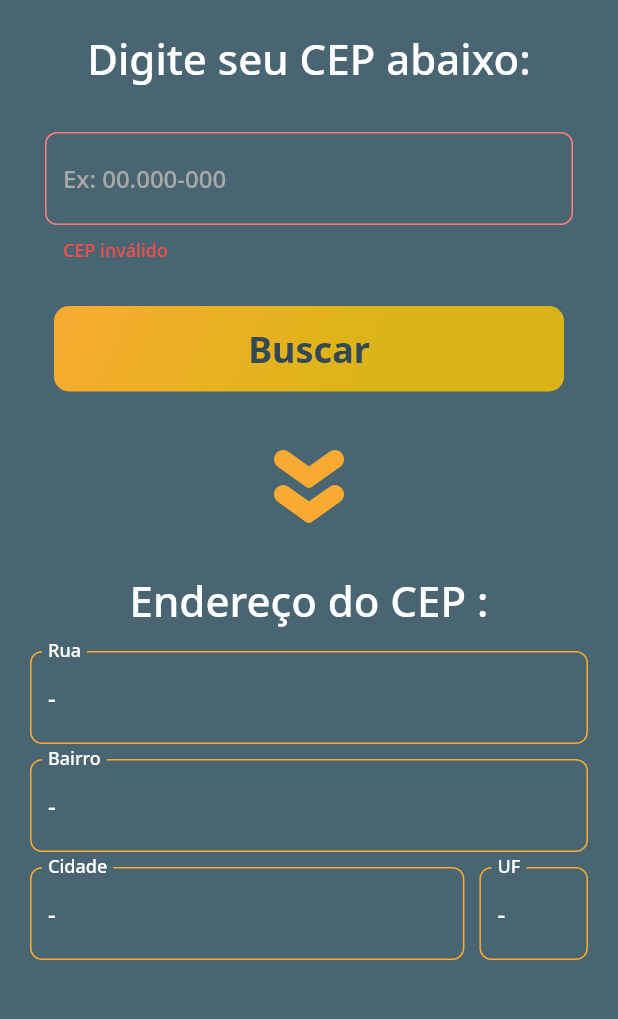
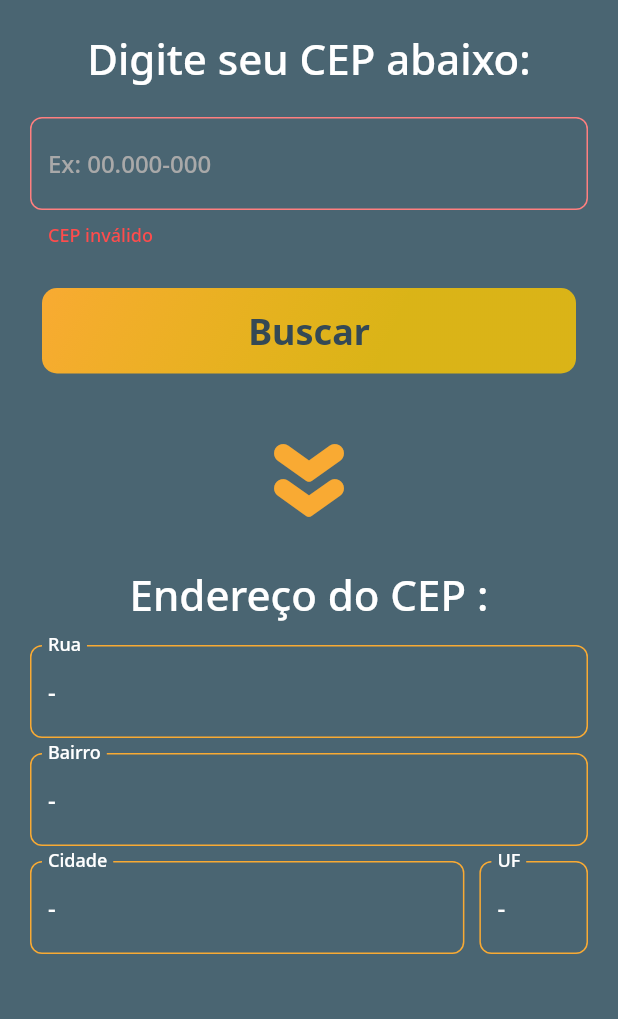
Before and after one commit to TalisTM/busca_cep, a Flutter app: the screen it shows after launch, after a tap on "Buscar", on a phone screen of 412 x 824 dp, the part 75-1094 px from its top. Run offline on Flutter 3.47's test engine with Material 2 defaults, Android fonts, the phone set to English and light mode, and no system bars; our stand-ins replace google_fonts, mask_text_input_formatter.

Commit message:
ajustes para responsividade tela ultrawide - AlertDialog avisando erro de busca

```diff
--- a/lib/app/app_text_style.dart
+++ b/lib/app/app_text_style.dart
@@ -7,6 +7,18 @@ class AppTextStyles {
   static final TextStyle title = GoogleFonts.notoSans(
     color: AppColors.white,
     fontSize: 28,
+    fontWeight: FontWeight.w500,
+  );
+
+  static final TextStyle titleErro = GoogleFonts.notoSans(
+    color: AppColors.white,
+    fontSize: 20,
+    fontWeight: FontWeight.w600,
+  );
+
+  static final TextStyle content = GoogleFonts.notoSans(
+    color: AppColors.white,
+    fontSize: 16,
     fontWeight: FontWeight.w500,
   );
 
--- a/lib/pages/home_page/home_page.dart
+++ b/lib/pages/home_page/home_page.dart
@@ -49,6 +49,10 @@ class _HomePageState extends State<HomePage> {
         body: web
           ? Center(
             child: SingleChildScrollView(
+              child: Container(
+                constraints: BoxConstraints(
+                  maxWidth: 1000
+                ),
                 child: Row(
                     children: [
                       Expanded(child: boxCep()),
@@ -61,6 +65,7 @@ class _HomePageState extends State<HomePage> {
                       ),
                       Expanded(child: boxEndereco())
                     ],
+                  ),
               ),
             ),
           )
@@ -77,7 +82,8 @@ class _HomePageState extends State<HomePage> {
                     size: 80,
                   )
                 ),
-                boxEndereco()
+                boxEndereco(),
+                SizedBox(height: 30)
               ],
             ),
           )
@@ -93,9 +99,40 @@ class _HomePageState extends State<HomePage> {
       setState(() {
         loading = true;
       });
-      var retorno = await Api.buscarCep(cep);
+      Map<String, dynamic> retorno = await Api.buscarCep(cep);
       if (retorno['erro'] == null || retorno['erro'].toString() != "true") {
         endereco = EnderecoEntity.fromMap(retorno);
+      } else {
+        endereco = EnderecoEntity();
+        showDialog(
+          context: context,
+          builder: (context) => AlertDialog(
+            backgroundColor: AppColors.secundary,
+            title: Text("Erro", style: AppTextStyles.titleErro),
+            content: Text("Lamentamos, ocorreu um erro ao buscar pelo CEP: \"${cepController.text}\".\nVerifique sua conexão e tente novamente.", style: AppTextStyles.content),
+            actions: [
+              Container(
+                margin: EdgeInsets.fromLTRB(20, 0, 20, 20),
+                child: TextButton(
+                  child: Container(
+                    padding: EdgeInsets.symmetric(vertical: 12),
+                    decoration: BoxDecoration(
+                      gradient: AppColors.gradientButton,
+                      borderRadius: BorderRadius.circular(10)
+                    ),
+                    child: Center(
+                      child: Text("Ok", style: AppTextStyles.buttonText),
+                    ),
+                  ),
+                  style: ButtonStyle(
+                    shadowColor: MaterialStateProperty.all(Colors.transparent),
+                    backgroundColor: MaterialStateProperty.all(Colors.transparent),
+                  ),
+                  onPressed: () => Navigator.pop(context)
+                ),
+              )
+            ],
+          ));
       }
       loading = false;
     }
@@ -111,9 +148,7 @@ class _HomePageState extends State<HomePage> {
         children: [
           Text("Digite seu CEP abaixo:", style: AppTextStyles.title),
           SizedBox(height: 20),
-          Padding(
-            padding: const EdgeInsets.all(10),
-            child: TextFormField(
+          TextFormField(
             controller: cepController,
             inputFormatters: [maskFormatter],
             focusNode: textFieldFocus,
@@ -152,9 +187,8 @@ class _HomePageState extends State<HomePage> {
               ),
             ),
           ),
-          ),
           SizedBox(height: 20),
-          ElevatedButton(
+          TextButton(
             child: Container(
               padding: EdgeInsets.symmetric(vertical: 12),
               decoration: BoxDecoration(
```
Also changed, not shown: 1 other file. Lines whose indentation alone changed are shown as unchanged.
